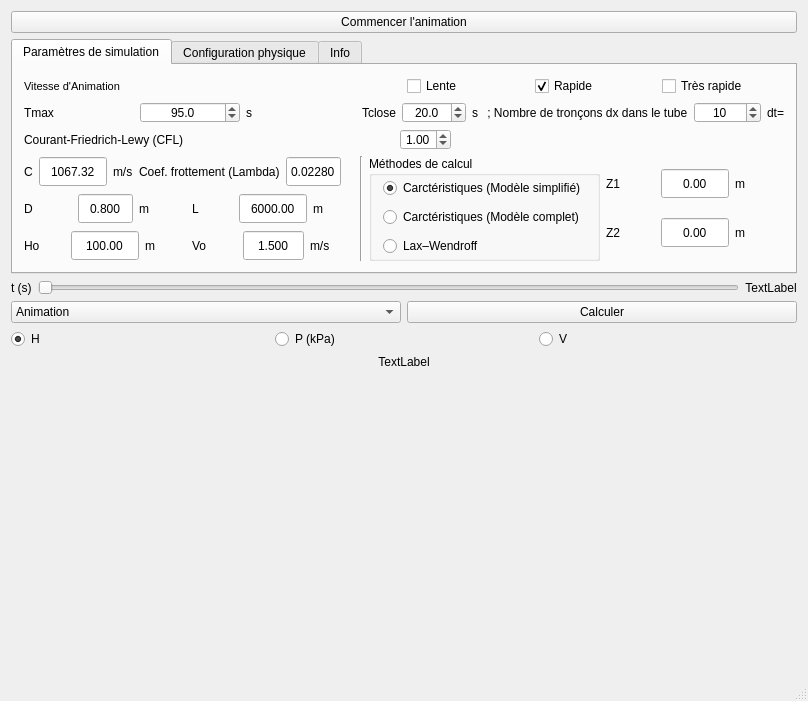
Before: the Qt Designer form src/water-hammer-simulation.ui in hafmed/water_hammer_simulation, drawn with Qt 5.
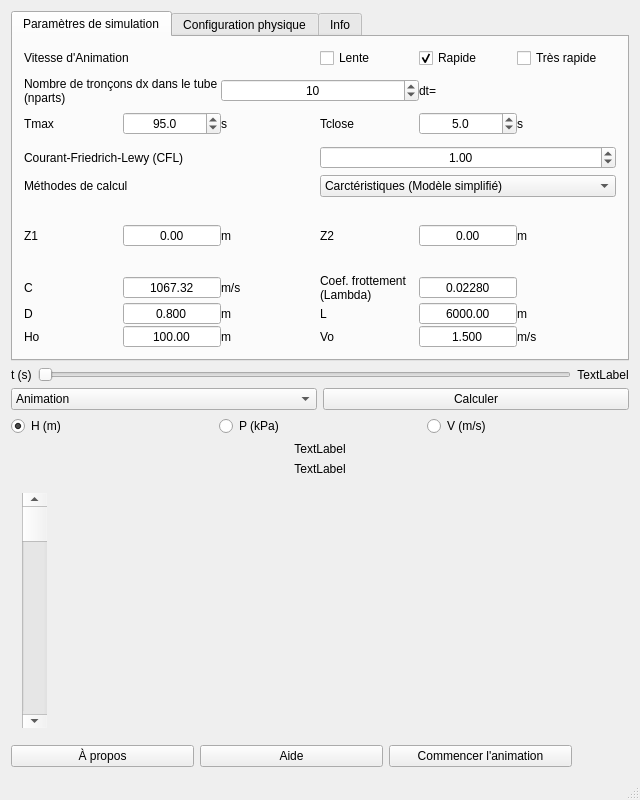
After: the same form once the commit is applied. The open tabs and pages were chosen to show the change. Icons and pictures are not drawn. Custom widgets are drawn as their Qt base class.

```diff
--- a/src/water-hammer-simulation.ui
+++ b/src/water-hammer-simulation.ui
@@ -6,14 +6,14 @@
    <rect>
     <x>0</x>
     <y>0</y>
-    <width>808</width>
-    <height>701</height>
+    <width>640</width>
+    <height>800</height>
    </rect>
   </property>
   <property name="minimumSize">
    <size>
-    <width>0</width>
-    <height>701</height>
+    <width>360</width>
+    <height>640</height>
    </size>
   </property>
   <property name="windowTitle">
@@ -23,20 +23,19 @@
    <bool>false</bool>
   </property>
   <widget class="QWidget" name="centralWidget">
-   <layout class="QVBoxLayout" name="verticalLayout">
-    <item>
-     <widget class="QPushButton" name="pushButton_StartAnimation">
-      <property name="text">
-       <string>Commencer l'animation</string>
-      </property>
-     </widget>
-    </item>
+   <layout class="QVBoxLayout" name="verticalLayout_9">
     <item>
      <widget class="QTabWidget" name="tabWidget">
+      <property name="minimumSize">
+       <size>
+        <width>0</width>
+        <height>0</height>
+       </size>
+      </property>
       <property name="maximumSize">
        <size>
         <width>16777215</width>
-        <height>235</height>
+        <height>350</height>
        </size>
       </property>
       <property name="autoFillBackground">
@@ -52,14 +51,11 @@
        <layout class="QVBoxLayout" name="verticalLayout_8">
         <item>
          <layout class="QHBoxLayout" name="horizontalLayout_11">
+          <property name="spacing">
+           <number>0</number>
+          </property>
           <item>
            <widget class="QLabel" name="label_4">
-            <property name="font">
-             <font>
-              <pointsize>8</pointsize>
-              <italic>false</italic>
-             </font>
-            </property>
             <property name="text">
              <string>Vitesse d'Animation</string>
             </property>
@@ -67,6 +63,9 @@
           </item>
           <item>
            <layout class="QHBoxLayout" name="horizontalLayout_4">
+            <property name="spacing">
+             <number>0</number>
+            </property>
             <item>
              <widget class="QCheckBox" name="checkBox_ViteseAnimLente">
               <property name="text">
@@ -117,9 +116,73 @@
          </layout>
         </item>
         <item>
-         <layout class="QHBoxLayout" name="horizontalLayout_9">
+         <layout class="QVBoxLayout" name="verticalLayout_4">
+          <property name="spacing">
+           <number>0</number>
+          </property>
+          <item>
+           <layout class="QHBoxLayout" name="horizontalLayout_2">
+            <property name="spacing">
+             <number>0</number>
+            </property>
+            <item>
+             <widget class="QLabel" name="label_3">
+              <property name="maximumSize">
+               <size>
+                <width>16777215</width>
+                <height>16777215</height>
+               </size>
+              </property>
+              <property name="text">
+               <string>Nombre de tronçons dx dans le tube (nparts)</string>
+              </property>
+              <property name="wordWrap">
+               <bool>true</bool>
+              </property>
+             </widget>
+            </item>
+            <item>
+             <widget class="QSpinBox" name="spinBox_nparts">
+              <property name="maximumSize">
+               <size>
+                <width>16777215</width>
+                <height>16777215</height>
+               </size>
+              </property>
+              <property name="toolTip">
+               <string>Le nombre d'intervalles dans l'axe de la conduite (Nombre de points -1)</string>
+              </property>
+              <property name="alignment">
+               <set>Qt::AlignCenter</set>
+              </property>
+              <property name="keyboardTracking">
+               <bool>false</bool>
+              </property>
+              <property name="minimum">
+               <number>1</number>
+              </property>
+              <property name="maximum">
+               <number>100000</number>
+              </property>
+              <property name="value">
+               <number>10</number>
+              </property>
+             </widget>
+            </item>
+            <item>
+             <widget class="QLabel" name="label_dt">
+              <property name="text">
+               <string>dt=</string>
+              </property>
+             </widget>
+            </item>
+           </layout>
+          </item>
           <item>
            <layout class="QHBoxLayout" name="horizontalLayout">
+            <property name="spacing">
+             <number>0</number>
+            </property>
             <item>
              <widget class="QLabel" name="label">
               <property name="maximumSize">
@@ -137,8 +200,8 @@
              <widget class="QDoubleSpinBox" name="doubleSpinBox_tempsSimulation">
               <property name="maximumSize">
                <size>
-                <width>100</width>
-                <height>21</height>
+                <width>16777215</width>
+                <height>16777215</height>
                </size>
               </property>
               <property name="toolTip">
@@ -172,7 +235,7 @@
               <property name="maximumSize">
                <size>
                 <width>16777215</width>
-                <height>21</height>
+                <height>16777215</height>
                </size>
               </property>
               <property name="text">
@@ -180,16 +243,12 @@
               </property>
              </widget>
             </item>
-           </layout>
-          </item>
-          <item>
-           <layout class="QHBoxLayout" name="horizontalLayout_8">
             <item>
              <widget class="QLabel" name="label_15">
               <property name="maximumSize">
                <size>
                 <width>16777215</width>
-                <height>21</height>
+                <height>16777215</height>
                </size>
               </property>
               <property name="text">
@@ -201,8 +260,8 @@
              <widget class="QDoubleSpinBox" name="doubleSpinBox_Tclose">
               <property name="maximumSize">
                <size>
-                <width>100</width>
-                <height>21</height>
+                <width>16777215</width>
+                <height>16777215</height>
                </size>
               </property>
               <property name="toolTip">
@@ -227,7 +286,7 @@
                <double>0.100000000000000</double>
               </property>
               <property name="value">
-               <double>20.000000000000000</double>
+               <double>5.000000000000000</double>
               </property>
              </widget>
             </item>
@@ -236,7 +295,7 @@
               <property name="maximumSize">
                <size>
                 <width>16777215</width>
-                <height>21</height>
+                <height>16777215</height>
                </size>
               </property>
               <property name="text">
@@ -244,81 +303,39 @@
               </property>
              </widget>
             </item>
-            <item>
-             <widget class="QLabel" name="label_3">
-              <property name="maximumSize">
-               <size>
-                <width>16777215</width>
-                <height>21</height>
-               </size>
-              </property>
-              <property name="text">
-               <string> ; Nombre de tronçons dx dans le tube</string>
-              </property>
-             </widget>
-            </item>
-            <item>
-             <widget class="QSpinBox" name="spinBox_nparts">
-              <property name="maximumSize">
-               <size>
-                <width>100</width>
-                <height>21</height>
-               </size>
-              </property>
-              <property name="toolTip">
-               <string>Le nombre d'intervalles dans l'axe de la conduite (Nombre de points -1)</string>
-              </property>
-              <property name="alignment">
-               <set>Qt::AlignCenter</set>
-              </property>
-              <property name="keyboardTracking">
-               <bool>false</bool>
-              </property>
-              <property name="minimum">
-               <number>1</number>
-              </property>
-              <property name="maximum">
-               <number>100000</number>
-              </property>
-              <property name="value">
-               <number>10</number>
-              </property>
-             </widget>
-            </item>
-            <item>
-             <widget class="QLabel" name="label_dt">
-              <property name="text">
-               <string>dt=</string>
-              </property>
-             </widget>
-            </item>
            </layout>
           </item>
          </layout>
         </item>
         <item>
          <layout class="QHBoxLayout" name="horizontalLayout_22">
+          <property name="spacing">
+           <number>0</number>
+          </property>
           <item>
            <layout class="QHBoxLayout" name="horizontalLayout_17">
+            <property name="spacing">
+             <number>0</number>
+            </property>
             <item>
              <widget class="QLabel" name="label_Cd">
               <property name="minimumSize">
                <size>
-                <width>370</width>
+                <width>0</width>
                 <height>0</height>
                </size>
               </property>
               <property name="maximumSize">
                <size>
                 <width>16777215</width>
-                <height>21</height>
+                <height>16777215</height>
                </size>
               </property>
               <property name="text">
                <string>Courant-Friedrich-Lewy (CFL)</string>
               </property>
               <property name="wordWrap">
-               <bool>false</bool>
+               <bool>true</bool>
               </property>
              </widget>
             </item>
@@ -326,8 +343,8 @@
              <widget class="QDoubleSpinBox" name="doubleSpinBox_Cd">
               <property name="maximumSize">
                <size>
-                <width>100</width>
-                <height>21</height>
+                <width>16777215</width>
+                <height>16777215</height>
                </size>
               </property>
               <property name="toolTip">
@@ -361,31 +378,199 @@
               </property>
              </widget>
             </item>
+           </layout>
+          </item>
+         </layout>
+        </item>
             <item>
-             <spacer name="horizontalSpacer_2">
-              <property name="orientation">
-               <enum>Qt::Horizontal</enum>
-              </property>
-              <property name="sizeHint" stdset="0">
+         <layout class="QHBoxLayout" name="horizontalLayout_8">
+          <property name="spacing">
+           <number>0</number>
+          </property>
+          <item>
+           <widget class="QLabel" name="label_7">
+            <property name="text">
+             <string>Méthodes de calcul</string>
+            </property>
+           </widget>
+          </item>
+          <item>
+           <widget class="QComboBox" name="comboBox_Choisemethod">
+            <item>
+             <property name="text">
+              <string>Carctéristiques (Modèle simplifié)</string>
+             </property>
+            </item>
+            <item>
+             <property name="text">
+              <string>Carctéristiques (Modèle complet)</string>
+             </property>
+            </item>
+            <item>
+             <property name="text">
+              <string>Lax–Wendroff</string>
+             </property>
+            </item>
+           </widget>
+          </item>
+         </layout>
+        </item>
+        <item>
+         <layout class="QHBoxLayout" name="horizontalLayout_9">
+          <property name="spacing">
+           <number>0</number>
+          </property>
+          <item>
+           <layout class="QHBoxLayout" name="horizontalLayout_23">
+            <property name="spacing">
+             <number>0</number>
+            </property>
+            <item>
+             <widget class="QLabel" name="label_Z1">
+              <property name="text">
+               <string>Z1</string>
+              </property>
+             </widget>
+            </item>
+            <item>
+             <widget class="QDoubleSpinBox" name="lineEdit_Z1">
+              <property name="minimumSize">
                <size>
-                <width>40</width>
-                <height>20</height>
+                <width>0</width>
+                <height>0</height>
                </size>
               </property>
-             </spacer>
+              <property name="toolTip">
+               <string>La longueur de la conduite</string>
+              </property>
+              <property name="inputMethodHints">
+               <set>Qt::ImhFormattedNumbersOnly|Qt::ImhPreferNumbers</set>
+              </property>
+              <property name="alignment">
+               <set>Qt::AlignCenter</set>
+              </property>
+              <property name="buttonSymbols">
+               <enum>QAbstractSpinBox::NoButtons</enum>
+              </property>
+              <property name="keyboardTracking">
+               <bool>false</bool>
+              </property>
+              <property name="decimals">
+               <number>2</number>
+              </property>
+              <property name="minimum">
+               <double>0.000000000000000</double>
+              </property>
+              <property name="maximum">
+               <double>100000.000000000000000</double>
+              </property>
+              <property name="singleStep">
+               <double>0.000010000000000</double>
+              </property>
+              <property name="value">
+               <double>0.000000000000000</double>
+              </property>
+             </widget>
             </item>
-           </layout>
+            <item>
+             <widget class="QLabel" name="label_uZ1">
+              <property name="maximumSize">
+               <size>
+                <width>16777215</width>
+                <height>16777215</height>
+               </size>
+              </property>
+              <property name="text">
+               <string>m</string>
+              </property>
+             </widget>
           </item>
          </layout>
         </item>
         <item>
-         <layout class="QHBoxLayout" name="horizontalLayout_2">
+           <layout class="QHBoxLayout" name="horizontalLayout_24">
+            <property name="spacing">
+             <number>0</number>
+            </property>
+            <item>
+             <widget class="QLabel" name="label_Z2">
+              <property name="text">
+               <string>Z2</string>
+              </property>
+             </widget>
+            </item>
+            <item>
+             <widget class="QDoubleSpinBox" name="lineEdit_Z2">
+              <property name="minimumSize">
+               <size>
+                <width>0</width>
+                <height>0</height>
+               </size>
+              </property>
+              <property name="toolTip">
+               <string>La longueur de la conduite</string>
+              </property>
+              <property name="inputMethodHints">
+               <set>Qt::ImhFormattedNumbersOnly|Qt::ImhPreferNumbers</set>
+              </property>
+              <property name="alignment">
+               <set>Qt::AlignCenter</set>
+              </property>
+              <property name="buttonSymbols">
+               <enum>QAbstractSpinBox::NoButtons</enum>
+              </property>
+              <property name="keyboardTracking">
+               <bool>false</bool>
+              </property>
+              <property name="decimals">
+               <number>2</number>
+              </property>
+              <property name="minimum">
+               <double>0.000000000000000</double>
+              </property>
+              <property name="maximum">
+               <double>100000.000000000000000</double>
+              </property>
+              <property name="singleStep">
+               <double>0.000010000000000</double>
+              </property>
+              <property name="value">
+               <double>0.000000000000000</double>
+              </property>
+             </widget>
+            </item>
+            <item>
+             <widget class="QLabel" name="label_uZ2">
+              <property name="maximumSize">
+               <size>
+                <width>16777215</width>
+                <height>16777215</height>
+               </size>
+              </property>
+              <property name="text">
+               <string>m</string>
+              </property>
+             </widget>
+            </item>
+           </layout>
+          </item>
+         </layout>
+        </item>
           <item>
            <layout class="QVBoxLayout" name="verticalLayout_7">
+          <property name="spacing">
+           <number>0</number>
+          </property>
             <item>
              <layout class="QHBoxLayout" name="horizontalLayout_7">
+            <property name="spacing">
+             <number>0</number>
+            </property>
               <item>
                <layout class="QHBoxLayout" name="horizontalLayout_3">
+              <property name="spacing">
+               <number>0</number>
+              </property>
                 <item>
                  <widget class="QLabel" name="label_47">
                   <property name="maximumSize">
@@ -404,13 +589,13 @@
                   <property name="minimumSize">
                    <size>
                     <width>0</width>
-                    <height>31</height>
+                  <height>0</height>
                    </size>
                   </property>
                   <property name="maximumSize">
                    <size>
                     <width>16777215</width>
-                    <height>45</height>
+                  <height>16777215</height>
                    </size>
                   </property>
                   <property name="toolTip">
@@ -450,7 +635,7 @@
                   <property name="maximumSize">
                    <size>
                     <width>16777215</width>
-                    <height>21</height>
+                  <height>16777215</height>
                    </size>
                   </property>
                   <property name="text">
@@ -462,11 +647,17 @@
               </item>
               <item>
                <layout class="QHBoxLayout" name="horizontalLayout_21">
+              <property name="spacing">
+               <number>0</number>
+              </property>
                 <item>
                  <widget class="QLabel" name="label_51">
                   <property name="text">
                    <string>Coef. frottement (Lambda)</string>
                   </property>
+                <property name="wordWrap">
+                 <bool>true</bool>
+                </property>
                  </widget>
                 </item>
                 <item>
@@ -474,7 +665,7 @@
                   <property name="minimumSize">
                    <size>
                     <width>0</width>
-                    <height>31</height>
+                  <height>0</height>
                    </size>
                   </property>
                   <property name="toolTip">
@@ -514,7 +705,7 @@
                   <property name="maximumSize">
                    <size>
                     <width>16777215</width>
-                    <height>21</height>
+                  <height>16777215</height>
                    </size>
                   </property>
                   <property name="text">
@@ -528,8 +719,14 @@
             </item>
             <item>
              <layout class="QHBoxLayout" name="horizontalLayout_6">
+            <property name="spacing">
+             <number>0</number>
+            </property>
               <item>
                <layout class="QHBoxLayout" name="horizontalLayout_16">
+              <property name="spacing">
+               <number>0</number>
+              </property>
                 <item>
                  <widget class="QLabel" name="label_46">
                   <property name="text">
@@ -542,13 +739,13 @@
                   <property name="minimumSize">
                    <size>
                     <width>0</width>
-                    <height>31</height>
+                  <height>0</height>
                    </size>
                   </property>
                   <property name="maximumSize">
                    <size>
                     <width>16777215</width>
-                    <height>30</height>
+                  <height>16777215</height>
                    </size>
                   </property>
                   <property name="toolTip">
@@ -588,7 +785,7 @@
                   <property name="maximumSize">
                    <size>
                     <width>16777215</width>
-                    <height>21</height>
+                  <height>16777215</height>
                    </size>
                   </property>
                   <property name="text">
@@ -600,6 +797,9 @@
               </item>
               <item>
                <layout class="QHBoxLayout" name="horizontalLayout_18">
+              <property name="spacing">
+               <number>0</number>
+              </property>
                 <item>
                  <widget class="QLabel" name="label_48">
                   <property name="text">
@@ -612,7 +812,7 @@
                   <property name="minimumSize">
                    <size>
                     <width>0</width>
-                    <height>31</height>
+                  <height>0</height>
                    </size>
                   </property>
                   <property name="toolTip">
@@ -652,7 +852,7 @@
                   <property name="maximumSize">
                    <size>
                     <width>16777215</width>
-                    <height>21</height>
+                  <height>16777215</height>
                    </size>
                   </property>
                   <property name="text">
@@ -666,8 +866,14 @@
             </item>
             <item>
              <layout class="QHBoxLayout" name="horizontalLayout_5">
+            <property name="spacing">
+             <number>0</number>
+            </property>
               <item>
                <layout class="QHBoxLayout" name="horizontalLayout_20">
+              <property name="spacing">
+               <number>0</number>
+              </property>
                 <item>
                  <widget class="QLabel" name="label_50">
                   <property name="text">
@@ -680,7 +886,7 @@
                   <property name="minimumSize">
                    <size>
                     <width>0</width>
-                    <height>31</height>
+                  <height>0</height>
                    </size>
                   </property>
                   <property name="toolTip">
@@ -720,7 +926,7 @@
                   <property name="maximumSize">
                    <size>
                     <width>16777215</width>
-                    <height>21</height>
+                  <height>16777215</height>
                    </size>
                   </property>
                   <property name="text">
@@ -732,6 +938,9 @@
               </item>
               <item>
                <layout class="QHBoxLayout" name="horizontalLayout_19">
+              <property name="spacing">
+               <number>0</number>
+              </property>
                 <item>
                  <widget class="QLabel" name="label_49">
                   <property name="text">
@@ -744,7 +953,7 @@
                   <property name="minimumSize">
                    <size>
                     <width>0</width>
-                    <height>31</height>
+                  <height>0</height>
                    </size>
                   </property>
                   <property name="toolTip">
@@ -784,197 +993,11 @@
                   <property name="maximumSize">
                    <size>
                     <width>16777215</width>
-                    <height>21</height>
+                  <height>16777215</height>
                    </size>
                   </property>
                   <property name="text">
                    <string>m/s</string>
-                  </property>
-                 </widget>
-                </item>
-               </layout>
-              </item>
-             </layout>
-            </item>
-           </layout>
-          </item>
-          <item>
-           <widget class="Line" name="line">
-            <property name="orientation">
-             <enum>Qt::Vertical</enum>
-            </property>
-           </widget>
-          </item>
-          <item>
-           <widget class="QGroupBox" name="groupBox">
-            <property name="title">
-             <string>Méthodes de calcul</string>
-            </property>
-            <layout class="QVBoxLayout" name="verticalLayout_9">
-             <property name="spacing">
-              <number>9</number>
-             </property>
-             <property name="topMargin">
-              <number>2</number>
-             </property>
-             <property name="bottomMargin">
-              <number>2</number>
-             </property>
-             <item>
-              <widget class="QRadioButton" name="radioButton_M1">
-               <property name="text">
-                <string>Carctéristiques (Modèle simplifié)</string>
-               </property>
-               <property name="checked">
-                <bool>true</bool>
-               </property>
-              </widget>
-             </item>
-             <item>
-              <widget class="QRadioButton" name="radioButton_M2">
-               <property name="text">
-                <string>Carctéristiques (Modèle complet)</string>
-               </property>
-              </widget>
-             </item>
-             <item>
-              <widget class="QRadioButton" name="radioButton_M3">
-               <property name="text">
-                <string>Lax–Wendroff</string>
-               </property>
-               <property name="checked">
-                <bool>false</bool>
-               </property>
-              </widget>
-             </item>
-            </layout>
-           </widget>
-          </item>
-          <item>
-           <layout class="QVBoxLayout" name="verticalLayout_4">
-            <item>
-             <layout class="QHBoxLayout" name="horizontalLayout_23">
-              <item>
-               <widget class="QLabel" name="label_Z1">
-                <property name="text">
-                 <string>Z1</string>
-                </property>
-               </widget>
-              </item>
-              <item>
-               <widget class="QDoubleSpinBox" name="lineEdit_Z1">
-                <property name="minimumSize">
-                 <size>
-                  <width>0</width>
-                  <height>31</height>
-                 </size>
-                </property>
-                <property name="toolTip">
-                 <string>La longueur de la conduite</string>
-                </property>
-                <property name="inputMethodHints">
-                 <set>Qt::ImhFormattedNumbersOnly|Qt::ImhPreferNumbers</set>
-                </property>
-                <property name="alignment">
-                 <set>Qt::AlignCenter</set>
-                </property>
-                <property name="buttonSymbols">
-                 <enum>QAbstractSpinBox::NoButtons</enum>
-                </property>
-                <property name="keyboardTracking">
-                 <bool>false</bool>
-                </property>
-                <property name="decimals">
-                 <number>2</number>
-                </property>
-                <property name="minimum">
-                 <double>0.000000000000000</double>
-                </property>
-                <property name="maximum">
-                 <double>100000.000000000000000</double>
-                </property>
-                <property name="singleStep">
-                 <double>0.000010000000000</double>
-                </property>
-                <property name="value">
-                 <double>0.000000000000000</double>
-                </property>
-               </widget>
-              </item>
-              <item>
-               <widget class="QLabel" name="label_uZ1">
-                <property name="maximumSize">
-                 <size>
-                  <width>16777215</width>
-                  <height>21</height>
-                 </size>
-                </property>
-                <property name="text">
-                 <string>m</string>
-                </property>
-               </widget>
-              </item>
-             </layout>
-            </item>
-            <item>
-             <layout class="QHBoxLayout" name="horizontalLayout_24">
-              <item>
-               <widget class="QLabel" name="label_Z2">
-                <property name="text">
-                 <string>Z2</string>
-                </property>
-               </widget>
-              </item>
-              <item>
-               <widget class="QDoubleSpinBox" name="lineEdit_Z2">
-                <property name="minimumSize">
-                 <size>
-                  <width>0</width>
-                  <height>31</height>
-                 </size>
-                </property>
-                <property name="toolTip">
-                 <string>La longueur de la conduite</string>
-                </property>
-                <property name="inputMethodHints">
-                 <set>Qt::ImhFormattedNumbersOnly|Qt::ImhPreferNumbers</set>
-                </property>
-                <property name="alignment">
-                 <set>Qt::AlignCenter</set>
-                </property>
-                <property name="buttonSymbols">
-                 <enum>QAbstractSpinBox::NoButtons</enum>
-                </property>
-                <property name="keyboardTracking">
-                 <bool>false</bool>
-                </property>
-                <property name="decimals">
-                 <number>2</number>
-                </property>
-                <property name="minimum">
-                 <double>0.000000000000000</double>
-                </property>
-                <property name="maximum">
-                 <double>100000.000000000000000</double>
-                </property>
-                <property name="singleStep">
-                 <double>0.000010000000000</double>
-                </property>
-                <property name="value">
-                 <double>0.000000000000000</double>
-                </property>
-               </widget>
-              </item>
-              <item>
-               <widget class="QLabel" name="label_uZ2">
-                <property name="maximumSize">
-                 <size>
-                  <width>16777215</width>
-                  <height>21</height>
-                 </size>
-                </property>
-                <property name="text">
-                 <string>m</string>
                 </property>
                </widget>
               </item>
@@ -992,24 +1015,24 @@
        </attribute>
        <layout class="QVBoxLayout" name="verticalLayout_5">
         <item>
-         <widget class="QLabel" name="label_6">
+         <widget class="QLabel" name="label_fig_config">
           <property name="minimumSize">
            <size>
-            <width>750</width>
-            <height>200</height>
+            <width>0</width>
+            <height>0</height>
            </size>
           </property>
           <property name="maximumSize">
            <size>
-            <width>750</width>
-            <height>250</height>
+            <width>16777215</width>
+            <height>16777215</height>
            </size>
           </property>
           <property name="text">
            <string/>
           </property>
           <property name="pixmap">
-           <pixmap resource="qtresource.qrc">:/icons/water-hammer-simulation_Reservoir.png</pixmap>
+           <pixmap resource="qtresource.qrc">:/icons/water-hammer-simulation_Reservoir_fr.png</pixmap>
           </property>
           <property name="scaledContents">
            <bool>true</bool>
@@ -1061,7 +1084,7 @@
          <widget class="QTableWidget" name="tableWidget">
           <property name="minimumSize">
            <size>
-            <width>350</width>
+            <width>0</width>
             <height>0</height>
            </size>
           </property>
@@ -1078,7 +1101,9 @@
      </widget>
     </item>
     <item>
-     <layout class="QHBoxLayout" name="horizontalLayout_14">
+     <layout class="QVBoxLayout" name="verticalLayout">
+      <item>
+       <layout class="QHBoxLayout" name="horizontalLayout_15">
       <item>
        <layout class="QHBoxLayout" name="horizontalLayout_10">
         <item>
@@ -1120,7 +1145,7 @@
         <property name="maximumSize">
          <size>
           <width>16777215</width>
-          <height>25</height>
+            <height>16777215</height>
          </size>
         </property>
         <property name="text">
@@ -1134,9 +1159,9 @@
      </layout>
     </item>
     <item>
-     <layout class="QHBoxLayout" name="horizontalLayout_15">
+       <layout class="QHBoxLayout" name="horizontalLayout_14">
       <item>
-       <widget class="QComboBox" name="comboBox">
+         <widget class="QComboBox" name="comboBox_Anim_Valid">
         <item>
          <property name="text">
           <string>Animation</string>
@@ -1163,7 +1188,7 @@
       <item>
        <widget class="QRadioButton" name="radioButton_H">
         <property name="text">
-         <string>H</string>
+           <string>H (m)</string>
         </property>
         <property name="checked">
          <bool>true</bool>
@@ -1186,7 +1211,7 @@
       <item>
        <widget class="QRadioButton" name="radioButton_V">
         <property name="text">
-         <string>V</string>
+           <string>V (m/s)</string>
         </property>
         <attribute name="buttonGroup">
          <string notr="true">buttonGroup</string>
@@ -1205,13 +1230,29 @@
       </property>
      </widget>
     </item>
+      <item>
+       <widget class="QLabel" name="label_DPtheo_DPnum">
+        <property name="text">
+         <string>TextLabel</string>
+        </property>
+        <property name="alignment">
+         <set>Qt::AlignCenter</set>
+        </property>
+       </widget>
+      </item>
     <item>
      <widget class="QStackedWidget" name="stackedWidget">
+        <property name="minimumSize">
+         <size>
+          <width>0</width>
+          <height>175</height>
+         </size>
+        </property>
       <property name="currentIndex">
        <number>0</number>
       </property>
       <widget class="QWidget" name="page_3">
-       <layout class="QVBoxLayout" name="verticalLayout_2">
+         <layout class="QHBoxLayout" name="horizontalLayout_26">
         <item>
          <widget class="QCustomPlot" name="customPlot" native="true">
           <property name="enabled">
@@ -1228,12 +1269,32 @@
        </layout>
       </widget>
       <widget class="QWidget" name="page_4">
-       <layout class="QVBoxLayout" name="verticalLayout_3">
+         <layout class="QHBoxLayout" name="horizontalLayout_27">
+          <item>
+           <widget class="QScrollBar" name="verticalSlider_Zoom">
+            <property name="minimumSize">
+             <size>
+              <width>25</width>
+              <height>0</height>
+             </size>
+            </property>
+            <property name="maximum">
+             <number>10</number>
+            </property>
+            <property name="pageStep">
+             <number>2</number>
+            </property>
+            <property name="orientation">
+             <enum>Qt::Vertical</enum>
+            </property>
+           </widget>
+          </item>
         <item>
          <widget class="QCustomPlot" name="customPlot_2" native="true">
           <property name="enabled">
            <bool>true</bool>
           </property>
+            <layout class="QFormLayout" name="formLayout"/>
          </widget>
         </item>
        </layout>
@@ -1241,11 +1302,69 @@
      </widget>
     </item>
    </layout>
-   <zorder>stackedWidget</zorder>
-   <zorder>pushButton_StartAnimation</zorder>
-   <zorder>label_TempsRetour</zorder>
-   <zorder>tabWidget</zorder>
-   <zorder></zorder>
+    </item>
+    <item>
+     <layout class="QHBoxLayout" name="horizontalLayout_25">
+      <item>
+       <widget class="QPushButton" name="pushButton_about">
+        <property name="cursor">
+         <cursorShape>PointingHandCursor</cursorShape>
+        </property>
+        <property name="text">
+         <string>À propos</string>
+        </property>
+        <property name="icon">
+         <iconset>
+          <normaloff>:/icons/about.png</normaloff>:/icons/about.png</iconset>
+        </property>
+       </widget>
+      </item>
+      <item>
+       <widget class="QPushButton" name="pushButton_help">
+        <property name="cursor">
+         <cursorShape>PointingHandCursor</cursorShape>
+        </property>
+        <property name="text">
+         <string>Aide</string>
+        </property>
+        <property name="icon">
+         <iconset>
+          <normaloff>:/icons/warning.png</normaloff>:/icons/warning.png</iconset>
+        </property>
+       </widget>
+      </item>
+      <item>
+       <widget class="QPushButton" name="pushButton_StartAnimation">
+        <property name="text">
+         <string>Commencer l'animation</string>
+        </property>
+       </widget>
+      </item>
+      <item>
+       <widget class="QLabel" name="label_logo_univ_saida">
+        <property name="maximumSize">
+         <size>
+          <width>51</width>
+          <height>21</height>
+         </size>
+        </property>
+        <property name="styleSheet">
+         <string notr="true">image: url(:/icons/log_universite_SAIDA.png);</string>
+        </property>
+        <property name="text">
+         <string/>
+        </property>
+        <property name="scaledContents">
+         <bool>true</bool>
+        </property>
+        <property name="alignment">
+         <set>Qt::AlignCenter</set>
+        </property>
+       </widget>
+      </item>
+     </layout>
+    </item>
+   </layout>
   </widget>
   <widget class="QStatusBar" name="statusBar"/>
  </widget>
```
Left out of the diff: 2 changed lines with no effect on the pictures. Lines whose indentation alone changed are shown as unchanged.
